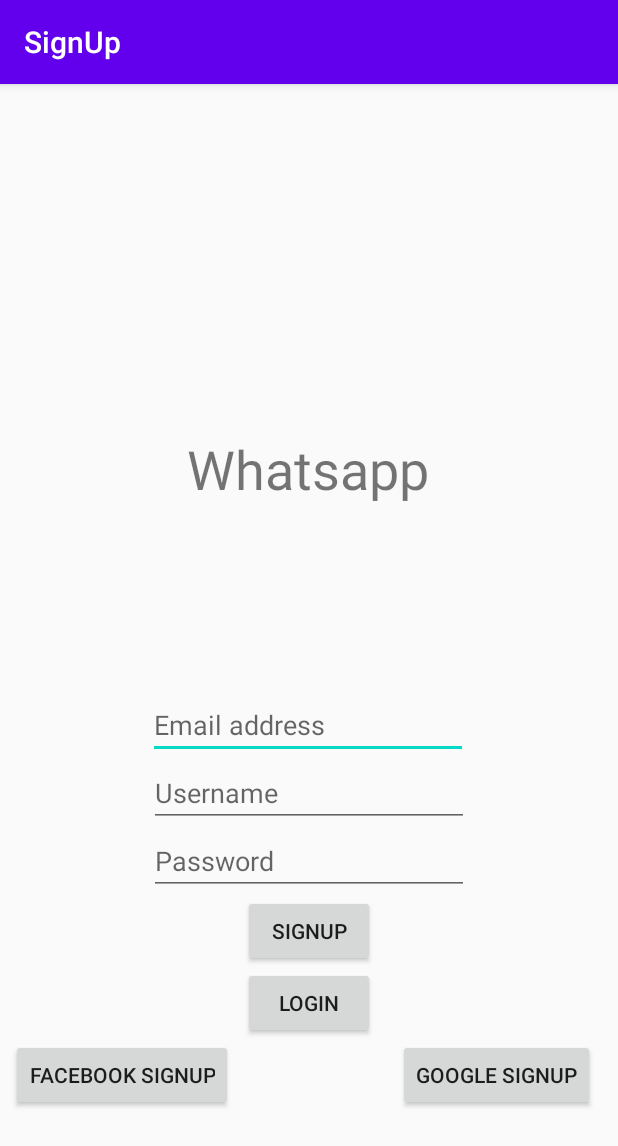
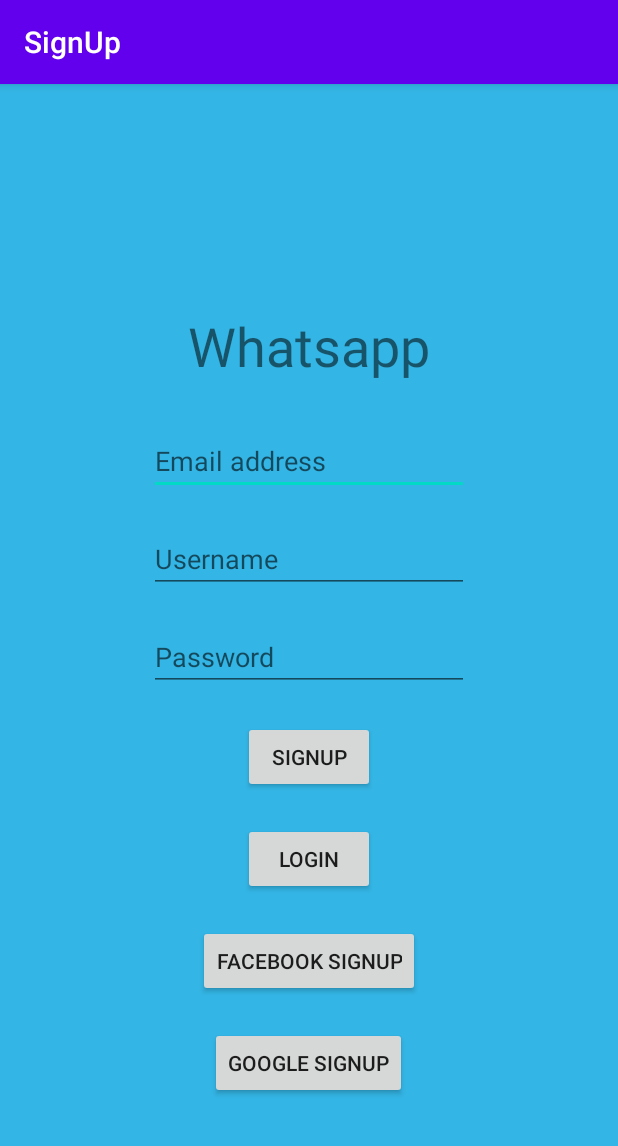
Before and after one commit to ut-ka-rs-h/Whatsapp, an Android app: the screen it shows after launch (SignUp), on a phone screen of 412 x 824 dp. Shown: the top 1146 px of the screen. Run offline under Robolectric (Android 15) with nearby library versions, the phone set to English and light mode, and no system bars; libraries missing offline, so code that uses them is left out: com.parse, com.shashank.sony; 2 statements that could not run were skipped.

Commit message:
main features completed...

```diff
--- a/app/src/main/AndroidManifest.xml
+++ b/app/src/main/AndroidManifest.xml
@@ -5,7 +5,7 @@
     <application
         android:name=".App"
         android:allowBackup="true"
-        android:icon="@mipmap/ic_launcher"
+        android:icon="@drawable/ic_message_icon"
         android:label="@string/app_name"
         android:roundIcon="@mipmap/ic_launcher_round"
         android:supportsRtl="true"
--- a/app/src/main/java/com/example/whatsapp/ChatActivity.java
+++ b/app/src/main/java/com/example/whatsapp/ChatActivity.java
@@ -17,6 +17,8 @@ import com.parse.SaveCallback;
 
 import java.util.ArrayList;
 import java.util.List;
+import java.util.Timer;
+import java.util.TimerTask;
 
 public class ChatActivity extends AppCompatActivity implements View.OnClickListener {
 
@@ -40,7 +42,13 @@ public class ChatActivity extends AppCompatActivity implements View.OnClickListe
         adapter = new ArrayAdapter(this, android.R.layout.simple_list_item_1, chatsList);
         chatListView.setAdapter(adapter);
 
+        Timer timer = new Timer();
+        timer.scheduleAtFixedRate(new TimerTask() {
+            @Override
+            public void run() {
+
             try {
+
             ParseQuery<ParseObject> firstUserChatQuery = ParseQuery.getQuery("Chat");
             ParseQuery<ParseObject> secondUserChatQuery = ParseQuery.getQuery("Chat");
 
@@ -50,12 +58,16 @@ public class ChatActivity extends AppCompatActivity implements View.OnClickListe
             secondUserChatQuery.whereEqualTo("waSender", selectedUser);
             secondUserChatQuery.whereEqualTo("waTargetRecipient", ParseUser.getCurrentUser().getUsername());
 
+
+
             ArrayList<ParseQuery<ParseObject>> allQueries = new ArrayList<>();
             allQueries.add(firstUserChatQuery);
             allQueries.add(secondUserChatQuery);
 
+
             ParseQuery<ParseObject> myQuery = ParseQuery.or(allQueries);
             myQuery.orderByAscending("createdAt");
+
 
             myQuery.findInBackground(new FindCallback<ParseObject>() {
                 @Override
@@ -79,6 +91,10 @@ public class ChatActivity extends AppCompatActivity implements View.OnClickListe
             } catch (Exception e) {
                 e.printStackTrace();
             }
+                chatsList.clear();
+            }
+
+        },0,1000);
 
     }
 
--- /dev/null
+++ b/app/src/main/res/drawable/ic_message_icon.xml
@@ -0,0 +1,5 @@
+<vector android:height="24dp" android:tint="#00FFFF"
+    android:viewportHeight="24" android:viewportWidth="24"
+    android:width="24dp" xmlns:android="http://schemas.android.com/apk/res/android">
+    <path android:fillColor="@android:color/white" android:pathData="M20,2L4,2c-1.1,0 -1.99,0.9 -1.99,2L2,22l4,-4h14c1.1,0 2,-0.9 2,-2L22,4c0,-1.1 -0.9,-2 -2,-2zM6,14v-2.47l6.88,-6.88c0.2,-0.2 0.51,-0.2 0.71,0l1.77,1.77c0.2,0.2 0.2,0.51 0,0.71L8.47,14L6,14zM18,14h-7.5l2,-2L18,12v2z"/>
+</vector>
--- a/app/src/main/res/layout/activity_login.xml
+++ b/app/src/main/res/layout/activity_login.xml
@@ -82,7 +82,9 @@
         android:layout_width="242dp"
         android:layout_height="183dp"
         android:layout_marginTop="76dp"
-        android:src="@drawable/ic_launcher_foreground"
+        android:src="@drawable/ic_message_icon"
+        app:layout_constraintBottom_toTopOf="@+id/edtLoginName"
+        app:layout_constraintEnd_toEndOf="parent"
         app:layout_constraintStart_toStartOf="parent"
         app:layout_constraintTop_toTopOf="parent" />
 
--- a/app/src/main/res/layout/activity_sign_up.xml
+++ b/app/src/main/res/layout/activity_sign_up.xml
@@ -1,91 +1,99 @@
 <?xml version="1.0" encoding="utf-8"?>
-<androidx.constraintlayout.widget.ConstraintLayout xmlns:android="http://schemas.android.com/apk/res/android"
+<LinearLayout xmlns:android="http://schemas.android.com/apk/res/android"
     xmlns:app="http://schemas.android.com/apk/res-auto"
     xmlns:tools="http://schemas.android.com/tools"
     android:layout_width="match_parent"
     android:layout_height="match_parent"
-    tools:context=".MainActivity">
+    android:background="@android:color/holo_blue_light"
+    android:orientation="vertical"
+    tools:context=".SignUp">
+
+    <TextView
+        android:id="@+id/textView"
+        android:layout_width="wrap_content"
+        android:layout_height="wrap_content"
+        android:layout_gravity="center"
+        android:layout_marginTop="150dp"
+        android:layout_marginBottom="20dp"
+        android:text="Whatsapp"
+        android:textSize="36dp"
+        app:layout_constraintTop_toTopOf="parent"
+        tools:layout_editor_absoluteX="124dp" />
 
     <EditText
         android:id="@+id/edtEmail"
         android:layout_width="wrap_content"
         android:layout_height="wrap_content"
-        android:layout_marginTop="124dp"
+        android:layout_gravity="center"
+        android:layout_margin="10dp"
         android:ems="10"
         android:hint="Email address"
         android:inputType="textEmailAddress"
-        app:layout_constraintEnd_toEndOf="parent"
-        app:layout_constraintHorizontal_bias="0.497"
-        app:layout_constraintStart_toStartOf="parent"
-        app:layout_constraintTop_toBottomOf="@+id/textView" />
+        tools:layout_editor_absoluteX="100dp"
+        tools:layout_editor_absoluteY="405dp" />
 
     <EditText
         android:id="@+id/edtUsername"
         android:layout_width="wrap_content"
         android:layout_height="wrap_content"
+        android:layout_gravity="center"
+        android:layout_margin="10dp"
         android:ems="10"
         android:hint="Username"
         android:inputType="textPersonName"
-        app:layout_constraintEnd_toEndOf="parent"
-        app:layout_constraintStart_toStartOf="parent"
-        app:layout_constraintTop_toBottomOf="@+id/edtEmail" />
+        tools:layout_editor_absoluteX="101dp"
+        tools:layout_editor_absoluteY="450dp" />
 
     <EditText
         android:id="@+id/edtPassword"
         android:layout_width="wrap_content"
         android:layout_height="wrap_content"
+        android:layout_gravity="center"
+        android:layout_margin="10dp"
         android:ems="10"
         android:hint="Password"
         android:inputType="textPassword"
-        app:layout_constraintEnd_toEndOf="parent"
-        app:layout_constraintStart_toStartOf="parent"
-        app:layout_constraintTop_toBottomOf="@+id/edtUsername" />
+        tools:layout_editor_absoluteX="101dp"
+        tools:layout_editor_absoluteY="494dp" />
 
-    <TextView
-        android:id="@+id/textView"
-        android:layout_width="wrap_content"
-        android:layout_height="wrap_content"
-        android:layout_marginTop="232dp"
-        android:text="Whatsapp"
-        android:textSize="36dp"
-        app:layout_constraintEnd_toEndOf="parent"
-        app:layout_constraintHorizontal_bias="0.497"
-        app:layout_constraintStart_toStartOf="parent"
-        app:layout_constraintTop_toTopOf="parent" />
 
     <Button
         android:id="@+id/btnSignUp"
         android:layout_width="wrap_content"
         android:layout_height="wrap_content"
+        android:layout_gravity="center"
+        android:layout_margin="10dp"
         android:text="SignUp"
-        app:layout_constraintEnd_toEndOf="parent"
-        app:layout_constraintStart_toStartOf="parent"
-        app:layout_constraintTop_toBottomOf="@+id/edtPassword" />
+        tools:layout_editor_absoluteX="162dp"
+        tools:layout_editor_absoluteY="539dp" />
 
     <Button
         android:id="@+id/txtLogin"
         android:layout_width="wrap_content"
         android:layout_height="wrap_content"
+        android:layout_gravity="center"
+        android:layout_margin="10dp"
         android:text="Login"
-        app:layout_constraintEnd_toEndOf="parent"
-        app:layout_constraintStart_toStartOf="parent"
-        app:layout_constraintTop_toBottomOf="@+id/btnSignUp" />
+        tools:layout_editor_absoluteX="162dp"
+        tools:layout_editor_absoluteY="587dp" />
 
     <Button
         android:id="@+id/button3"
         android:layout_width="wrap_content"
         android:layout_height="wrap_content"
+        android:layout_gravity="center"
+        android:layout_margin="10dp"
         android:text="Facebook SignUp"
-        app:layout_constraintEnd_toStartOf="@+id/txtLogin"
-        app:layout_constraintStart_toStartOf="parent"
-        app:layout_constraintTop_toBottomOf="@+id/txtLogin" />
+        tools:layout_editor_absoluteX="7dp"
+        tools:layout_editor_absoluteY="635dp" />
 
     <Button
         android:id="@+id/button4"
         android:layout_width="wrap_content"
         android:layout_height="wrap_content"
+        android:layout_gravity="center"
+        android:layout_margin="10dp"
         android:text="Google SignUp"
-        app:layout_constraintEnd_toEndOf="parent"
-        app:layout_constraintStart_toEndOf="@+id/txtLogin"
-        app:layout_constraintTop_toBottomOf="@+id/txtLogin" />
-</androidx.constraintlayout.widget.ConstraintLayout>
+        tools:layout_editor_absoluteX="265dp"
+        tools:layout_editor_absoluteY="635dp" />
+</LinearLayout>
```
Lines whose indentation alone changed are shown as unchanged.
